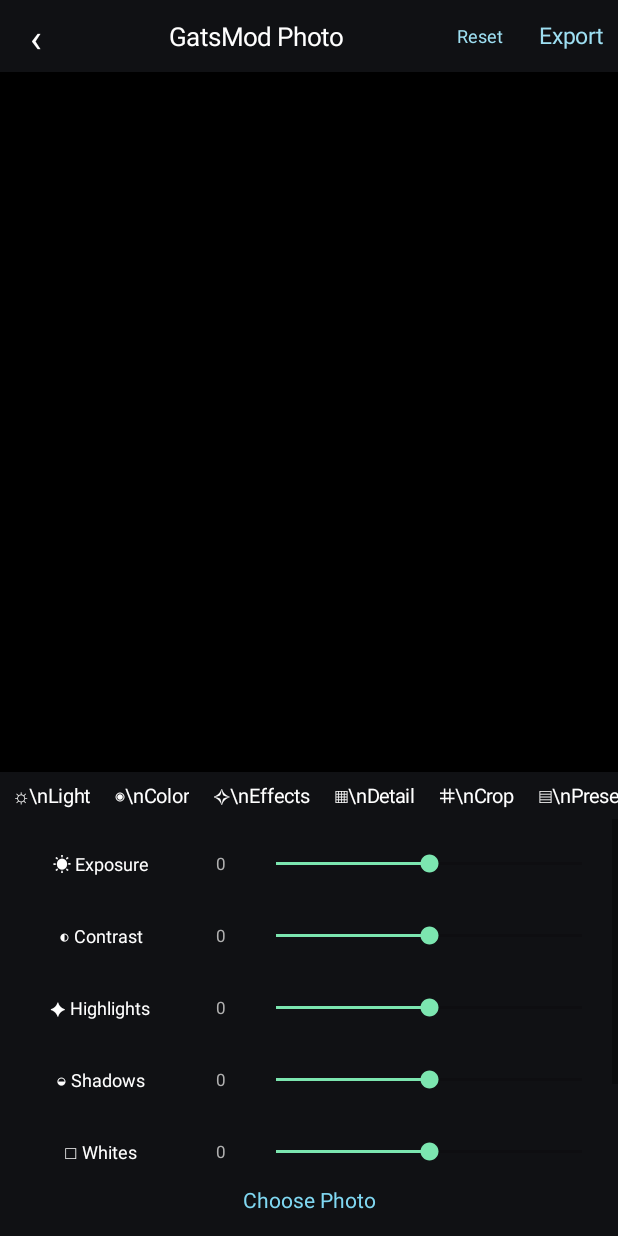
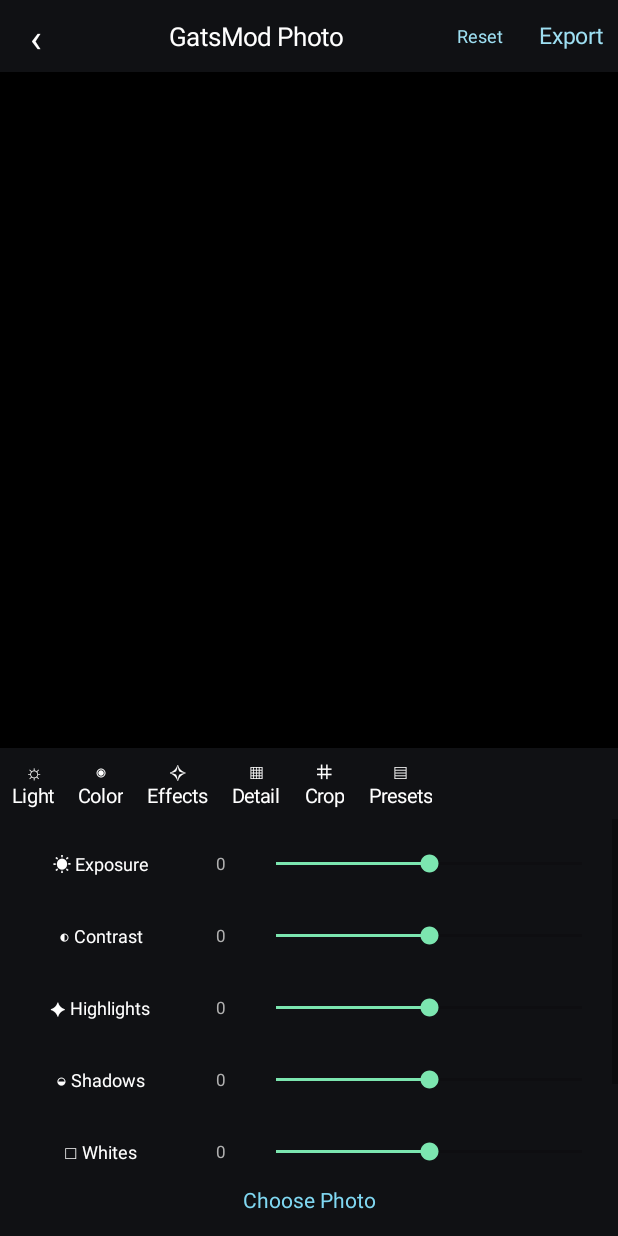
Before and after one commit to meaowsahat-collab/GatsMod-Cut-Android-Starter, an Android app: the PhotoActivity screen opened directly, with no data from a screen before it, on a phone screen of 412 x 824 dp. Run offline under Robolectric (Android 15) with nearby library versions, the phone set to English and light mode, and no system bars.

Commit message:
Fix category label line breaks

```diff
--- a/app/src/main/java/com/gatsmod/cut/PhotoActivity.kt
+++ b/app/src/main/java/com/gatsmod/cut/PhotoActivity.kt
@@ -48,7 +48,7 @@ class PhotoActivity : AppCompatActivity() {
         root.addView(image,LinearLayout.LayoutParams(ViewGroup.LayoutParams.MATCH_PARENT,0,1f))
         categoryRow=LinearLayout(this).apply{gravity=Gravity.CENTER;orientation=LinearLayout.HORIZONTAL}
         val scroller=android.widget.HorizontalScrollView(this).apply{isHorizontalScrollBarEnabled=false;addView(categoryRow)}
-        listOf("Light","Color","Effects","Detail","Crop","Presets").forEach{ name->categoryRow.addView(text(toolIcon(name)+"\\n"+name,13f).apply{setOnClickListener{category=name;refreshPanel()}})}
+        listOf("Light","Color","Effects","Detail","Crop","Presets").forEach{ name->categoryRow.addView(text(toolIcon(name)+"\n"+name,13f).apply{setOnClickListener{category=name;refreshPanel()}})}
         root.addView(scroller)
         panel=LinearLayout(this).apply{orientation=LinearLayout.VERTICAL;setPadding(dp(8),dp(6),dp(8),dp(6))}
         root.addView(android.widget.ScrollView(this).apply{addView(panel)},LinearLayout.LayoutParams(ViewGroup.LayoutParams.MATCH_PARENT,dp(230)))
```
